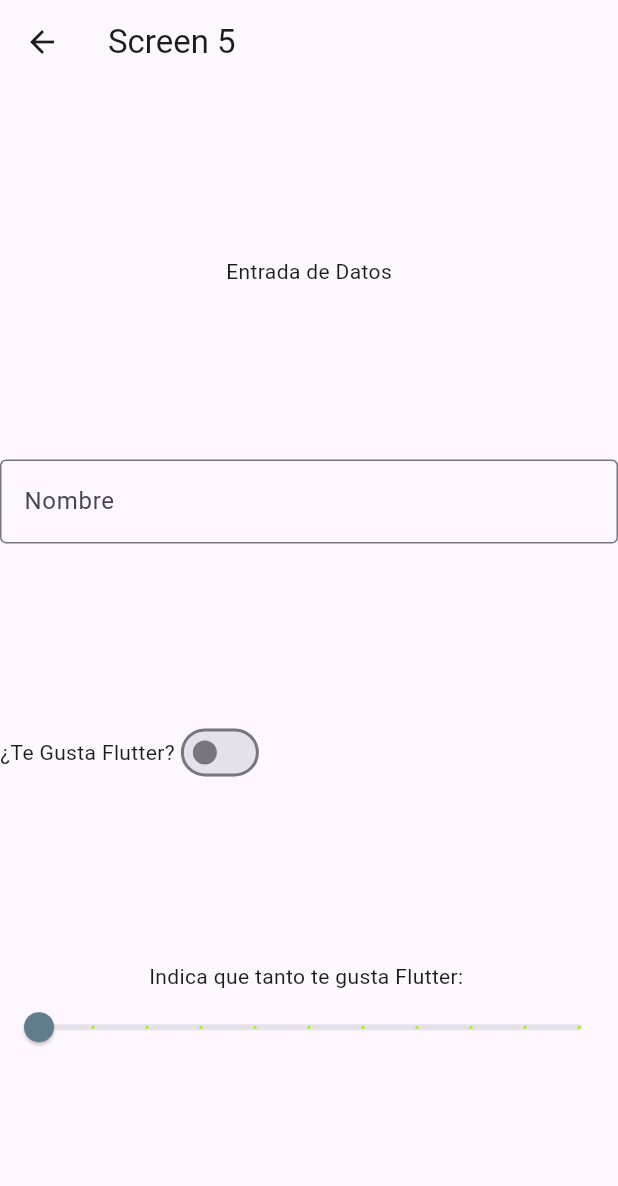
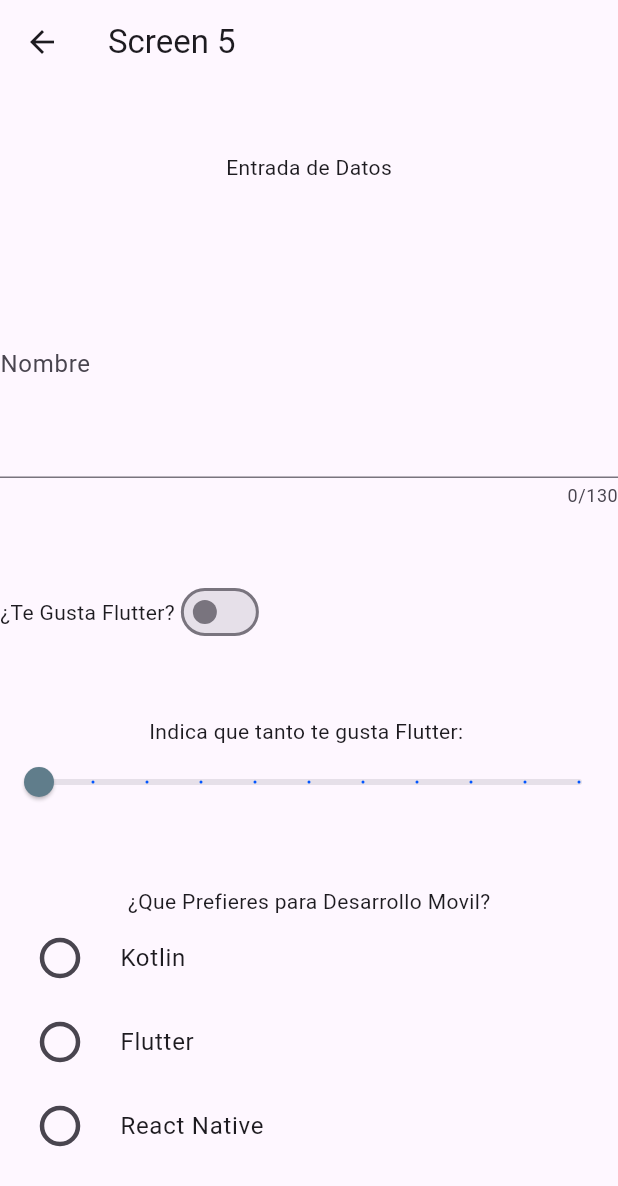
Before and after one commit to David-Cervantes-29/Elementos4a26, a Flutter app: the Screen5 screen opened directly, on a phone screen of 412 x 824 dp. Shown: the top 1186 px of the screen. Run offline on Flutter 3.47's test engine with Material 3 defaults, Android fonts, the phone set to English and light mode, and no system bars.

Commit message:
Radio Button

```diff
--- a/lib/screens/screen5.dart
+++ b/lib/screens/screen5.dart
@@ -12,6 +12,8 @@ class _Screen5State extends State<Screen5> {
   bool _switchValue = false;
   double _slideVlaue = 0.0;
   TextEditingController _textController = TextEditingController();
+  int radioSelected =
+      0; // Variable para almacenar el valor seleccionado del radio button
 
   @override
   Widget build(BuildContext context) {
@@ -25,18 +27,24 @@ class _Screen5State extends State<Screen5> {
           _entradaTexto(),
           _entradaSwitch(),
           _entradaSlider(),
+          _entradaRadio(),
         ],
       ),
     );
   }
 
+  // 8 + 5 + 5 + 6  = 24
   TextField _entradaTexto() {
     return TextField(
       controller: _textController,
+      obscureText: true,
+      obscuringCharacter: '👽',
+      maxLength: 130,
+      maxLines: 5,
       decoration: InputDecoration(
         labelText: 'Nombre',
         hintText: 'Escribe tu nombre',
-        border: OutlineInputBorder(),
+        border: UnderlineInputBorder(),
       ),
       onChanged: (value) {
         print('valor del TextField: $value');
@@ -69,7 +77,7 @@ class _Screen5State extends State<Screen5> {
         Slider(
           min: 0.0,
           max: 10.0,
-          activeColor: const Color.fromARGB(255, 137, 255, 2),
+          activeColor: const Color.fromARGB(255, 2, 86, 255),
           thumbColor: Colors.blueGrey,
           value: _slideVlaue,
           divisions: 10,
@@ -84,4 +92,66 @@ class _Screen5State extends State<Screen5> {
       ],
     );
   }
+
+  Column _entradaRadio() {
+    final ListTile kotlin = ListTile(
+      title: const Text('Kotlin'),
+      leading: Transform.scale(
+        scale: 1.5,
+        child: Radio(
+          value: 1,
+          groupValue: radioSelected,
+          onChanged: (value) {
+            setState(() {
+              radioSelected = value!;
+              print('Seleccion del Boton Radio: $radioSelected');
+            });
+          },
+        ),
+      ),
+    );
+
+    final ListTile Flutter = ListTile(
+      title: const Text('Flutter'),
+      leading: Transform.scale(
+        scale: 1.5,
+        child: Radio(
+          value: 2,
+          groupValue: radioSelected,
+          onChanged: (value) {
+            setState(() {
+              radioSelected = value!;
+              print('Seleccion del Boton Radio: $radioSelected');
+            });
+          },
+        ),
+      ),
+    );
+
+    final ListTile ReactNative = ListTile(
+      title: const Text('React Native'),
+      leading: Transform.scale(
+        scale: 1.5,
+        child: Radio(
+          value: 3,
+          groupValue: radioSelected,
+          onChanged: (value) {
+            setState(() {
+              radioSelected = value!;
+              print('Seleccion del Boton Radio: $radioSelected');
+            });
+          },
+        ),
+      ),
+    );
+
+    return Column(
+      children: [
+        Text('¿Que Prefieres para Desarrollo Movil?'),
+        kotlin,
+        Flutter,
+        ReactNative,
+      ],
+    );
+  }
 }
```
